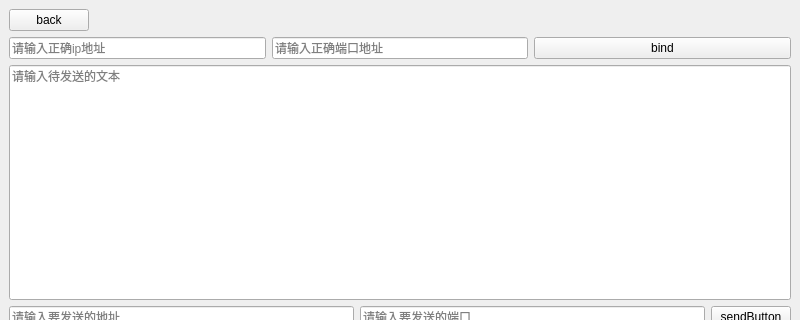
Before: the Qt Designer form src/forms/mainWindows/udpMW.ui in rrrriiiiich/iams, drawn with Qt 5; both pictures show x 0 to 800 and y 0 to 320 of the 800 by 600 pixel window.
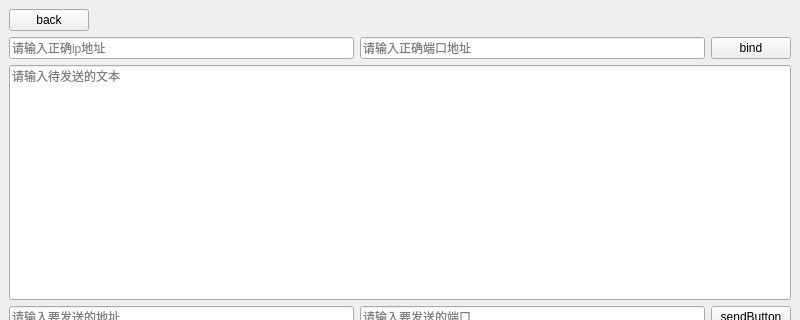
After: the same form once the commit is applied.

The edit to the form file:
```diff
--- a/src/forms/mainWindows/udpMW.ui
+++ b/src/forms/mainWindows/udpMW.ui
@@ -50,7 +50,7 @@
       <item>
        <widget class="QLineEdit" name="addressEdit">
         <property name="sizePolicy">
-         <sizepolicy hsizetype="Preferred" vsizetype="Maximum">
+         <sizepolicy hsizetype="Expanding" vsizetype="Maximum">
           <horstretch>0</horstretch>
           <verstretch>0</verstretch>
          </sizepolicy>
@@ -63,7 +63,7 @@
       <item>
        <widget class="QLineEdit" name="portEdit">
         <property name="sizePolicy">
-         <sizepolicy hsizetype="Preferred" vsizetype="Maximum">
+         <sizepolicy hsizetype="Expanding" vsizetype="Maximum">
           <horstretch>0</horstretch>
           <verstretch>0</verstretch>
          </sizepolicy>
```
